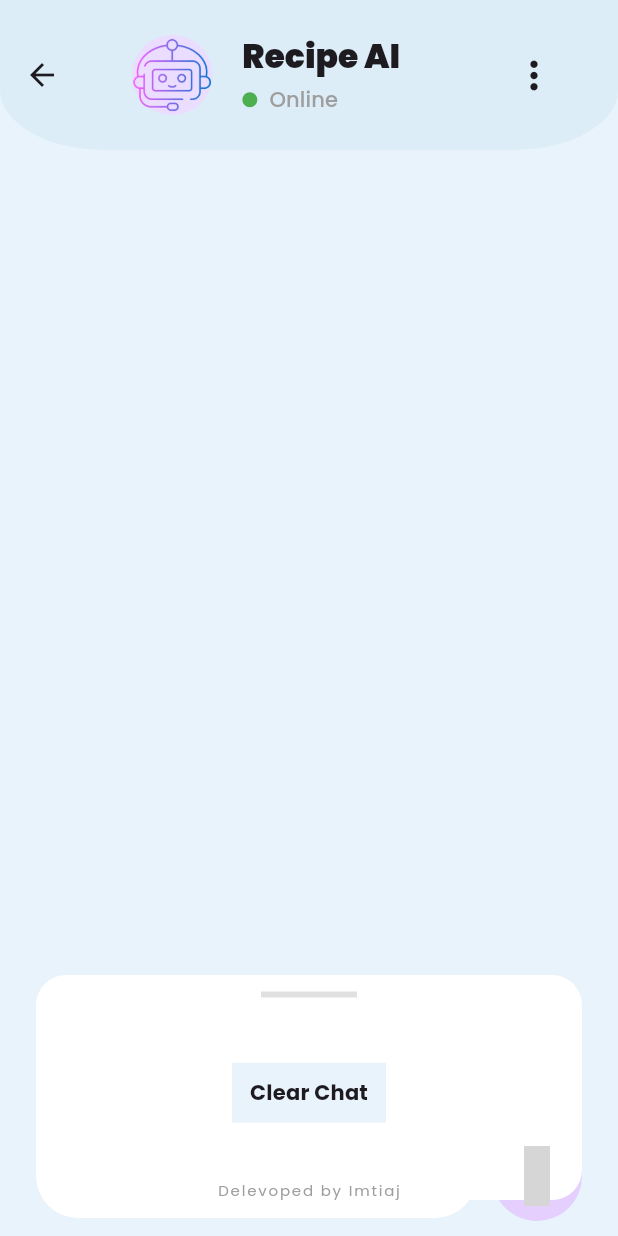
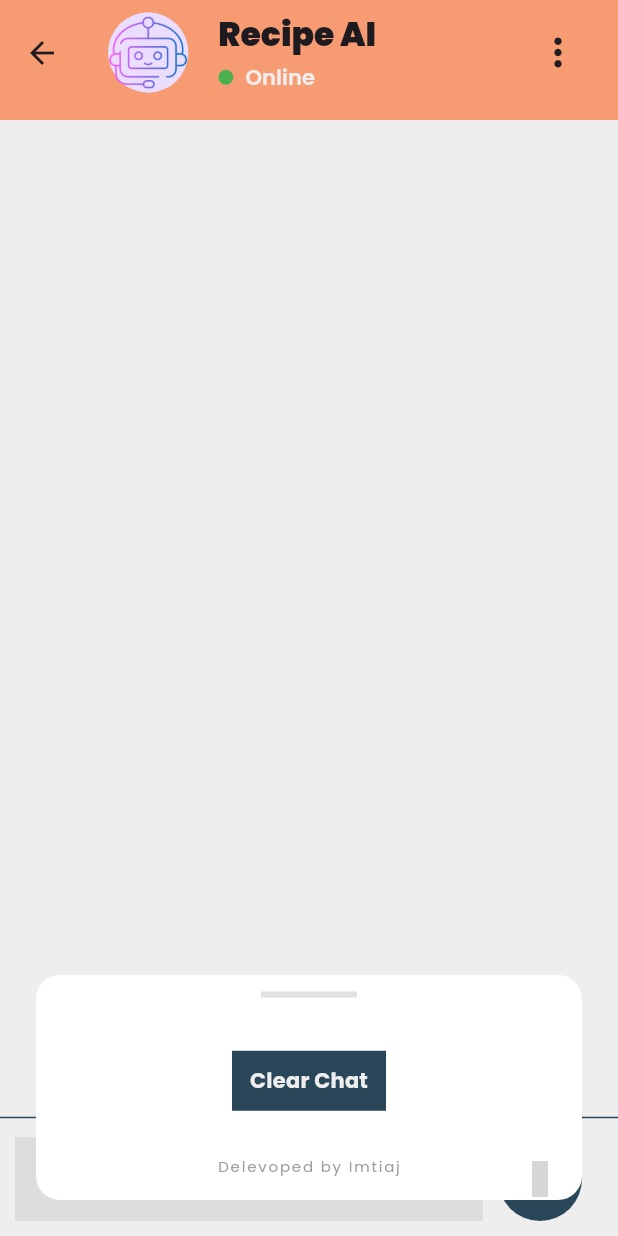
Before and after one commit to Error-Imtiaj/Recipe_AI_App_Project, a Flutter app: the screen it shows after launch, after a tap on the "more vert" icon, on a phone screen of 412 x 824 dp. Run offline on Flutter 3.47's test engine with Material 3 defaults, Android fonts, the phone set to English and light mode, and no system bars; our stand-ins replace flutter_screenutil, gap, get, google_fonts, hive_flutter, iconsax and 1 more; accounts and stored records are empty; project files that could hold a hidden picture were left out; grey boxes are pictures that could not be loaded.

Commit message:
New version

```diff
--- a/lib/app.dart
+++ b/lib/app.dart
@@ -16,12 +16,12 @@ class RecipeApp extends StatelessWidget {
       builder: (context, child) {
         return GetMaterialApp(
           debugShowCheckedModeBanner: false,
-          initialRoute: SplashScreen.text,
+          initialRoute: SplashScreen.routeName,
           initialBinding: ControllerBinders(),
           theme: ThemeData(textTheme: GoogleFonts.poppinsTextTheme()),
           routes: {
-            SplashScreen.text: (context) => const SplashScreen(),
-            ChatPage.text: (context) => const ChatPage(),
+            SplashScreen.routeName: (context) => const SplashScreen(),
+            ChatPage.routename: (context) => ChatPage(),
           },
         );
       },
--- a/lib/controller_binders.dart
+++ b/lib/controller_binders.dart
@@ -7,6 +7,6 @@ class ControllerBinders extends Bindings {
   void dependencies() {
     // TODO: implement dependencies
     Get.put(SplashScreenController());
-    Get.put(ChatpageController());
+    Get.put(ChatController());
   }
 }
--- a/lib/models/recipe_model.dart
+++ b/lib/models/recipe_model.dart
@@ -3,14 +3,21 @@ class RecipeModel {
   String? ingredients;
   String? servings;
   String? instructions;
+  String? error;
 
-    RecipeModel({this.title, this.ingredients, this.servings, this.instructions});
+  RecipeModel(
+      {this.title,
+      this.ingredients,
+      this.servings,
+      this.instructions,
+      this.error});
 
   RecipeModel.fromJson(Map<dynamic, dynamic> json) {
     title = json['title'];
     ingredients = json['ingredients'];
     servings = json['servings'];
     instructions = json['instructions'];
+    error = json['error'] ?? '';
   }
 
   Map<String, dynamic> toJson() {
@@ -19,6 +26,7 @@ class RecipeModel {
     data['ingredients'] = ingredients;
     data['servings'] = servings;
     data['instructions'] = instructions;
+    data['error'] = error;
     return data;
   }
 }
--- a/lib/screens/controllers/splash_screen_controller.dart
+++ b/lib/screens/controllers/splash_screen_controller.dart
@@ -1,10 +1,20 @@
 import 'package:get/get.dart';
 import 'package:recipe_ai/screens/ui/chat.dart';
 
-class SplashScreenController extends GetxController{
-   Future<void> navigateToSplashScreen() {
-    return Future.delayed(const Duration(seconds: 3), () {
-      Get.offAllNamed(ChatPage.text);
-    });
+class SplashScreenController extends GetxController {
+  final _isNavigated = false.obs;
+
+  Future<void> navigateToSplashScreen() async {
+    if (!_isNavigated.value) {
+      await Future.delayed(const Duration(seconds: 3));
+      _isNavigated.value = true;
+      Get.offAllNamed(ChatPage.routename);
+    }
+  }
+
+  @override
+  void onInit() {
+    navigateToSplashScreen();
+    super.onInit();
   }
 }
--- a/lib/screens/ui/chat.dart
+++ b/lib/screens/ui/chat.dart
@@ -1,214 +1,127 @@
-import 'dart:convert';
 import 'package:flutter/material.dart';
+import 'package:get/get.dart';
 import 'package:gap/gap.dart';
 import 'package:hive_flutter/hive_flutter.dart';
 import 'package:iconsax/iconsax.dart';
-import 'package:recipe_ai/models/recipe_model.dart';
-import 'package:recipe_ai/utils/api.dart';
+import 'package:recipe_ai/screens/controllers/chatpage_controller.dart';
 import 'package:recipe_ai/utils/colors.dart';
 import 'package:recipe_ai/widget/chat_bubble.dart';
 import 'package:recipe_ai/widget/r_app_bar.dart';
-import 'package:http/http.dart' as http;
 
-class ChatPage extends StatefulWidget {
-  static const String text = '/chatPage';
-  const ChatPage({super.key});
+class ChatPage extends StatelessWidget {
+  static const String routename = '/chatPage';
+  final ChatController _controller = Get.put(ChatController());
 
-  @override
-  State<ChatPage> createState() => _ChatPageState();
-}
-
-class _ChatPageState extends State<ChatPage> {
-  final TextEditingController sTextController = TextEditingController();
-  Map<String, dynamic> textUserInput = {};
-  List<RecipeModel> botReturn = [];
-
-  @override
-  void dispose() {
-    // TODO: implement dispose
-    sTextController.dispose();
-    super.dispose();
-  }
-
-  // BOX OF USER DATA
-  var userBox = Hive.box('user');
-
-  // FETCH RECIPE FROM THE API
-  Future<List<RecipeModel>> getReq(String query, String api) async {
-    botReturn.clear(); // Clear botReturn before making a new API request
-    final response = await http.get(
-      Uri.parse('https://api.api-ninjas.com/v1/recipe?query=$query'),
-      headers: {'X-Api-Key': api},
-    );
-
-    if (response.statusCode == 200) {
-      var data = jsonDecode(response.body.toString());
-      for (Map<String, dynamic> i in data) {
-        RecipeModel recipe = RecipeModel.fromJson(i);
-        botReturn.add(recipe);
-      }
-    }
-    return botReturn;
-  }
-
-  // CREATE A STRING OF THE FIRST RECIPE
-  String addtoString(List<RecipeModel> botReturn) {
-    if (botReturn.isEmpty) {
-      return 'No recipes found. Please try again.';
-    }
-
-    // Create a formatted string from the first recipe
-    return 'Title: ${botReturn[0].title}\n\n'
-        'Ingredients: ${botReturn[0].ingredients}\n\n'
-        'Instructions: ${botReturn[0].instructions}\n\n'
-        'Servings: ${botReturn[0].servings}';
-  }
-
-  // ADD MESSAGE TO THE HIVE BOX AND UPDATE THE UI
-  void _writeToUser(String message) async {
-    // TRACK INDEX FOR STORING DATA
-    int index = userBox.length;
-
-    // SAVE USER MESSAGE
-    userBox.put(index, {
-      'user': message,
-      'time': '${DateTime.now().hour}:${DateTime.now().minute}',
-      'isMe': true,
-      'index': index,
-    });
-    index++;
-
-    // FETCH RESPONSE AND SAVE TO A VARIABLE
-    await getReq(message, Apis.api);
-    String responseMessage = addtoString(botReturn);
-
-    // SAVE BOT MESSAGE TO THE BOX
-    userBox.put(index, {
-      'user': responseMessage,
-      'time': '${DateTime.now().hour}:${DateTime.now().minute}',
-      'isMe': false,
-      'index': index,
-    });
-    index++;
-
-    setState(() {});
-  }
-
-// CLEAR ALL BOX DATA FUNCTION
-  void clearChat() {
-    setState(() {
-      userBox.clear(); // CLEAR ALL MESSAGE FROM THE HIVE
-    });
-  }
+  ChatPage({super.key});
 
   @override
   Widget build(BuildContext context) {
     return Scaffold(
-      backgroundColor: ColorsUtil.backgroundColor,
+      backgroundColor: ColorsUtil.appBackgroundColor,
       appBar: RappBar(
-        onClearChat: clearChat,
+        onClearChat: _controller.clearChat,
       ),
-      body: Column(
+      body: SafeArea(
+        child: Column(
           children: [
-          // SOME GAME FROM THE APPBAR
             const Gap(5),
-
-          // CHAT MESSAGE
             _chatMessagesSection(),
-
-          // BOTTOM SECTION OF THE TEXTFIELD AND SEND BUTTON
+            const Gap(10),
+            Divider(
+              color: ColorsUtil.deviderColor,
+            ),
             _bottomSection(),
           ],
+        ),
       ),
     );
   }
 
-  // CHAT MESSAGE SECTION WIDGET
+  // Chat message section
   Widget _chatMessagesSection() {
     return Expanded(
-      child: ListView.builder(
+      child: ValueListenableBuilder(
+        valueListenable: _controller.userBox.listenable(),
+        builder: (context, Box box, _) {
+          final messages =
+              box.values.toList().reversed.toList(); // Show latest at bottom
+
+          return ListView.builder(
             reverse: true,
-        itemCount: userBox.length,
-        itemBuilder: (BuildContext context, int index) {
-          int netIndex = userBox.length - 1 - index;
-          var message = userBox.get(netIndex);
-          // CHAT BUBBLE WIDGET
+            itemCount: messages.length,
+            itemBuilder: (context, index) {
+              final message = messages[index];
+
               return ChatBubble(
                 textOutput: message['user'].toString(),
                 time: message['time'].toString(),
                 isMe: message['isMe'] ?? true,
               );
             },
+          );
+        },
       ),
     );
   }
 
-  // BOTTOM SECTION WIDGET [ INPUT FIELD AND SEND BUTTON]
+  // Bottom section with input and send button
   Widget _bottomSection() {
     return Padding(
-      padding: const EdgeInsets.only(bottom: 10, left: 24, right: 24, top: 5),
+      padding: const EdgeInsets.only(bottom: 10, left: 10, right: 24, top: 5),
       child: Row(
         children: [
-          // TEXT FIELD
           Expanded(
-            child: _inputText(sTextController),
+            child: _inputField(),
           ),
           const Gap(10),
-
-          // SEND BUTTON
           _sendButton(),
         ],
       ),
     );
   }
 
-  // SEND BUTTON WIDGET
-  Widget _sendButton() {
-    return IconButton.filled(
-      iconSize: 40,
-      style: IconButton.styleFrom(
-          backgroundColor: ColorsUtil.userChatBackgroundColor),
-      onPressed: () {
-        if (sTextController.text.isNotEmpty) {
-          setState(() {
-            _writeToUser(sTextController.text);
-            sTextController.clear();
-          });
+  // Input text field
+  Widget _inputField() {
+    return TextFormField(
+      controller: _controller.textController,
+      decoration: InputDecoration(
+        contentPadding:
+            const EdgeInsets.symmetric(horizontal: 20, vertical: 16),
+        hintText: "Only Recipe Name",
+        hintStyle: TextStyle(color: ColorsUtil.inputTextColor),
+        fillColor: ColorsUtil.inputFiledBackgroudColor,
+        filled: true,
+        border: OutlineInputBorder(
+          borderSide: BorderSide.none,
+          borderRadius: BorderRadius.circular(0),
+        ),
+      ),
+      autofocus: true,
+      textInputAction: TextInputAction.send,
+      onFieldSubmitted: (value) {
+        if (_controller.textController.text.isNotEmpty) {
+          _controller.addMessage(_controller.textController.text);
+          _controller.textController.clear();
         }
       },
-      icon: const Padding(
-        padding: EdgeInsets.all(2.0),
-        child: Icon(
-          Iconsax.directbox_send,
-          color: Colors.black,
-          size: 40,
-        ),
-      ),
     );
   }
 
-  // INPUT TEXT WIDGET
-  Widget _inputText(TextEditingController controller) {
-    return TextFormField(
-      controller: controller,
-      decoration: InputDecoration(
-        contentPadding:
-            const EdgeInsets.symmetric(horizontal: 20, vertical: 16),
-        hintText: "Recipe Name pls...",
-        hintStyle: Theme.of(context)
-            .textTheme
-            .titleMedium
-            ?.copyWith(color: Colors.grey),
-        fillColor: const Color(0xffFFFFFF),
-        filled: true,
-        border: OutlineInputBorder(
-            borderSide: BorderSide.none,
-            borderRadius: BorderRadius.circular(30)),
-        enabledBorder: OutlineInputBorder(
-          borderSide: BorderSide.none,
-          borderRadius: BorderRadius.circular(30),
-        ),
-      ),
-    );
+  // Send button
+  Widget _sendButton() {
+    return IconButton.filledTonal(
+        style: IconButton.styleFrom(
+            backgroundColor: ColorsUtil.buttonBackgroundColor),
+        padding: EdgeInsets.all(16),
+        onPressed: () {
+          if (_controller.textController.text.trim().isNotEmpty) {
+            _controller.addMessage(_controller.textController.text);
+            _controller.textController.clear();
+          }
+        },
+        icon: Icon(
+          Iconsax.send_2,
+          color: ColorsUtil.appbarBackgroundColor,
+        ));
   }
 }
--- a/lib/screens/ui/splash_screen.dart
+++ b/lib/screens/ui/splash_screen.dart
@@ -6,20 +6,31 @@ import 'package:recipe_ai/screens/controllers/splash_screen_controller.dart';
 import 'package:recipe_ai/utils/animation.dart';
 
 class SplashScreen extends StatefulWidget {
-  static const String text = '/splashScreen';
+  static const String routeName = '/splashScreen';
   const SplashScreen({super.key});
 
   @override
   State<SplashScreen> createState() => _SplashScreenState();
 }
 
-class _SplashScreenState extends State<SplashScreen> {
+class _SplashScreenState extends State<SplashScreen> with TickerProviderStateMixin {
   final _splashScreenController = Get.find<SplashScreenController>();
+  late AnimationController _animationController;
 
   @override
   void initState() {
+    _animationController = AnimationController(
+      vsync: this,
+      duration: const Duration(milliseconds: 2000),
+    );
     _splashScreenController.navigateToSplashScreen();
     super.initState();
+  }
+
+  @override
+  void dispose() {
+    _animationController.dispose();
+    super.dispose();
   }
 
   @override
@@ -27,9 +38,16 @@ class _SplashScreenState extends State<SplashScreen> {
     return Scaffold(
       body: Center(
         child: SizedBox(
-            width: 200.w,
-            height: 200.h,
-            child: LottieBuilder.asset(Animations.splashAnimation)),
+          width: 200.w,
+          height: 200.h,
+          child: LottieBuilder.asset(
+            Animations.splashAnimation,
+            controller: _animationController,
+            onLoaded: (composition) {
+              _animationController.forward();
+            },
+          ),
+        ),
       ),
     );
   }
--- a/lib/utils/colors.dart
+++ b/lib/utils/colors.dart
@@ -1,7 +1,17 @@
 import 'package:flutter/material.dart';
 
 class ColorsUtil {
-  static const appBarColor = Color(0xffDCEDF7);
-  static const backgroundColor = Color(0xffE9F3FB);
-  static const userChatBackgroundColor = Color(0xffE4CFFF);
+  // NEW COLORS
+  static const appbarBackgroundColor = Color(0xffF79B72);
+  static const buttonBackgroundColor = Color(0xff2A4759);
+  static const appBackgroundColor = Color(0xffEEEEEE);
+  static const roboChatBackgroundColor = Color(0xffDDDDDD);
+  static const roboChatColor = Colors.black;
+  static const roboTimeColor = Color.fromARGB(255, 66, 66, 66);
+  static const deviderColor = Color(0xff2A4759);
+  static const userChatTimeColor = Color(0xffEEEEEE);
+  static const buttonTextColor = Color(0xffEEEEEE);
+  static const userChatColor = Colors.white;
+  static const inputFiledBackgroudColor = Color(0xffDDDDDD);
+  static const inputTextColor = Color(0xff2A4759);
 }
--- a/lib/widget/r_app_bar.dart
+++ b/lib/widget/r_app_bar.dart
@@ -13,23 +13,23 @@ class RappBar extends StatefulWidget implements PreferredSizeWidget {
 
   @override
   //  IMPLEMENT PREFERREDSIZE
-  Size get preferredSize => const Size.fromHeight(100);
+  Size get preferredSize => const Size.fromHeight(80);
 }
 
 class _RappBarState extends State<RappBar> {
   @override
   Widget build(BuildContext context) {
     return AppBar(
-      toolbarHeight: 100,
+      toolbarHeight: 70,
       shape: const RoundedRectangleBorder(
         borderRadius: BorderRadius.only(
-          bottomLeft: Radius.elliptical(70, 40),
-          bottomRight: Radius.elliptical(70, 40),
-        ),
+            // bottomLeft: Radius.elliptical(70, 40),
+            // bottomRight: Radius.elliptical(70, 40),
+            ),
       ),
-      backgroundColor: ColorsUtil.appBarColor,
+      backgroundColor: ColorsUtil.appbarBackgroundColor,
       title: Padding(
-        padding: const EdgeInsets.symmetric(horizontal: 16),
+        padding: const EdgeInsets.symmetric(horizontal: 0),
         child: Row(
           children: [
             // PICTURE OF BOT
@@ -87,10 +87,9 @@ class _RappBarState extends State<RappBar> {
             // Online text
             Text(
               "Online",
-              style: Theme.of(context)
-                  .textTheme
-                  .titleSmall
-                  ?.copyWith(color: Colors.grey),
+              style: Theme.of(context).textTheme.titleSmall?.copyWith(
+                  color: ColorsUtil.appBackgroundColor,
+                  fontWeight: FontWeight.w600),
             )
           ],
         )
@@ -114,6 +113,7 @@ class _RappBarState extends State<RappBar> {
   // BOTTOM SHEET
   PersistentBottomSheetController _showBottomSheet() {
     return showBottomSheet(
+      shape: ContinuousRectangleBorder(),
       backgroundColor: Colors.transparent,
       context: context,
       builder: (context) {
@@ -122,7 +122,9 @@ class _RappBarState extends State<RappBar> {
           child: Container(
             height: 150,
             decoration: BoxDecoration(
-                color: Colors.white, borderRadius: BorderRadius.circular(20)),
+                shape: BoxShape.rectangle,
+                color: Colors.white,
+                borderRadius: BorderRadius.circular(16)),
             child: Column(
               mainAxisAlignment: MainAxisAlignment.center,
               children: [
@@ -139,6 +141,7 @@ class _RappBarState extends State<RappBar> {
 
                 // DEVELOPER TEXT
                 _developerText(),
+                Gap(16),
               ],
             ),
           ),
@@ -153,7 +156,7 @@ class _RappBarState extends State<RappBar> {
       child: Center(
         child: TextButton(
             style: TextButton.styleFrom(
-                backgroundColor: ColorsUtil.backgroundColor,
+                backgroundColor: ColorsUtil.buttonBackgroundColor,
                 shape: const ContinuousRectangleBorder()),
             onPressed: () {
               widget.onClearChat(); // Trigger callback
@@ -161,10 +164,10 @@ class _RappBarState extends State<RappBar> {
             },
             child: Text(
               "Clear Chat",
-              style: Theme.of(context)
-                  .textTheme
-                  .titleMedium
-                  ?.copyWith(fontWeight: FontWeight.bold, fontSize: 14),
+              style: Theme.of(context).textTheme.titleMedium?.copyWith(
+                  fontWeight: FontWeight.bold,
+                  fontSize: 14,
+                  color: ColorsUtil.buttonTextColor),
             )),
       ),
     );
```
Also changed, not shown: lib/screens/controllers/chatpage_controller.dart (+157 -1 lines), lib/widget/chat_bubble.dart (+16 -7 lines), 1 other file. Lines whose indentation alone changed are shown as unchanged.
